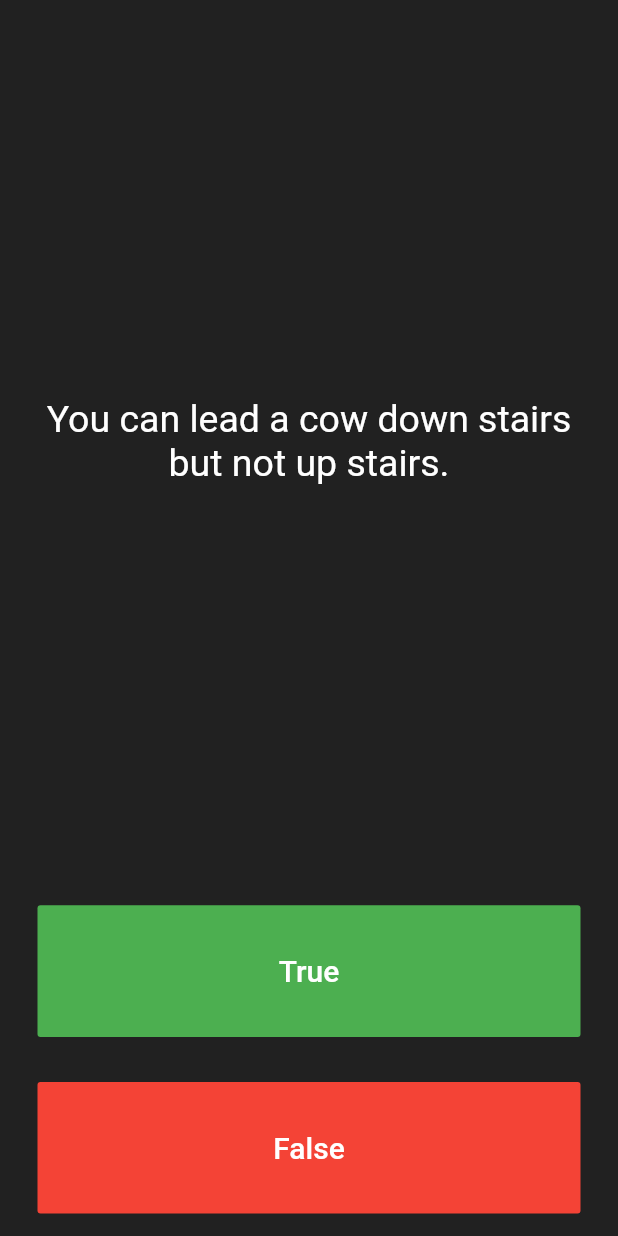
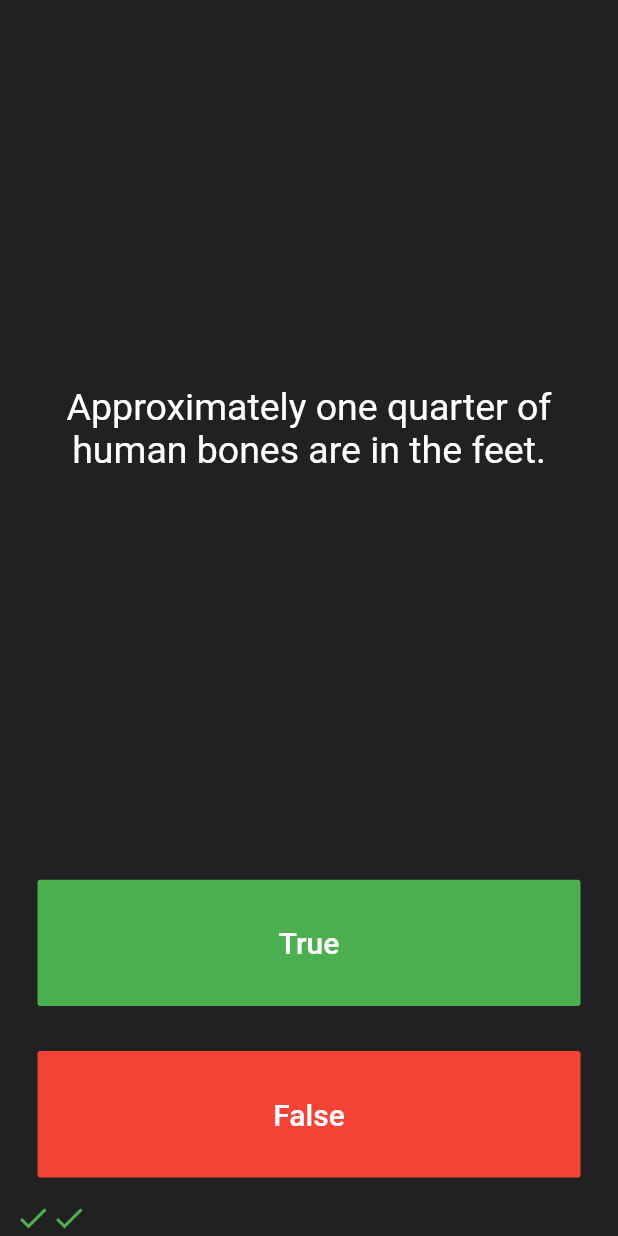
Before and after one commit to Dgryzhkov/quizzler, a Flutter app: the screen it shows after launch, after a tap on "True", after a tap on "False", on a phone screen of 412 x 824 dp. Run offline on Flutter 3.47's test engine with Material 2 defaults, Android fonts, the phone set to English and light mode, and no system bars; our stand-ins replace rflutter_alert.

Commit message:
final app

```diff
--- a/lib/main.dart
+++ b/lib/main.dart
@@ -1,6 +1,8 @@
 import 'package:flutter/material.dart';
-import 'package:quizzler/question.dart';
+import 'package:rflutter_alert/rflutter_alert.dart';
+import 'package:quizzler/quiz_brain.dart';
 
+QuizBrain quizBrain = QuizBrain();
 void main() => runApp(Quizzler());
 
 class Quizzler extends StatelessWidget {
@@ -28,19 +30,45 @@ class QuizPage extends StatefulWidget {
 class _QuizPageState extends State<QuizPage> {
   List<Icon> scoreKeeper = [];
 
-  List<Question> questionBank = [
-    Question(
-      questionText: 'You can lead a cow down stairs but not up stairs.',
-      questionAnswer: false,
-    ),
-    Question(
-        questionText:
-            'pproximately one quarter of human bones are in the feet.',
-        questionAnswer: true),
-    Question(questionText: 'A slug\'s blood is green.', questionAnswer: true),
-  ];
+  void checkAnswer(bool userPickAnswer) {
+    bool correctAnswer = quizBrain.getCorrectAnswer();
 
-  int questionNumber = 0;
+    setState(() {
+      if (quizBrain.isFinished() == true) {
+        Alert(
+          context: context,
+          type: AlertType.success,
+          title: 'Finished',
+          desc: 'You\'ve reached the end of the quiz.',
+          buttons: [
+            DialogButton(
+                child: Text(
+                  'OK',
+                  style: TextStyle(color: Colors.white, fontSize: 20),
+                ),
+                onPressed: ()=> Navigator.pop(context),
+                width:120)
+          ],
+        ).show();
+        quizBrain.reset();
+        scoreKeeper = [];
+      }
+
+      if (userPickAnswer == correctAnswer) {
+        scoreKeeper.add(Icon(
+          Icons.check,
+          color: Colors.green,
+        ));
+      } else {
+        scoreKeeper.add(Icon(
+          Icons.close,
+          color: Colors.red,
+        ));
+      }
+
+      quizBrain.nextQuestion();
+    });
+  }
 
   @override
   Widget build(BuildContext context) {
@@ -54,7 +82,7 @@ class _QuizPageState extends State<QuizPage> {
             padding: EdgeInsets.all(10.0),
             child: Center(
               child: Text(
-                questionBank[questionNumber].questionText,
+                quizBrain.getQuestionText(),
                 textAlign: TextAlign.center,
                 style: TextStyle(
                   fontSize: 25.0,
@@ -78,16 +106,7 @@ class _QuizPageState extends State<QuizPage> {
                 ),
               ),
               onPressed: () {
-                bool correctAnswer = questionBank[questionNumber].questionAnswer;
-                if (correctAnswer == true) {
-                  print('user got right');
-                } else {
-                  print('user got it wrong');
-                }
-
-                setState(() {
-                  questionNumber++;
-                });
+                checkAnswer(true);
                 //The user picked true.
               },
             ),
@@ -106,17 +125,7 @@ class _QuizPageState extends State<QuizPage> {
                 ),
               ),
               onPressed: () {
-                bool correctAnswer = questionBank[questionNumber].questionAnswer;
-                if (correctAnswer == false) {
-                  print('user got right');
-                } else {
-                  print('user got it wrong');
-                }
-
-                //The user picked false.
-                setState(() {
-                  questionNumber--;
-                });
+                checkAnswer(false);
               },
             ),
           ),
@@ -128,9 +137,3 @@ class _QuizPageState extends State<QuizPage> {
     );
   }
 }
-
-/*
-question1: 'You can lead a cow down stairs but not up stairs.', false,
-question2: 'Approximately one quarter of human bones are in the feet.', true,
-question3: 'A slug\'s blood is green.', true,
-*/
--- a/lib/question.dart
+++ b/lib/question.dart
@@ -2,5 +2,5 @@ class Question {
   String questionText;
   bool questionAnswer;
 
-  Question({required this.questionText, required this.questionAnswer});
+  Question( this.questionText, this.questionAnswer);
 }
--- /dev/null
+++ b/lib/quiz_brain.dart
@@ -0,0 +1,60 @@
+import 'package:quizzler/question.dart';
+
+class QuizBrain {
+  int _questionNumber = 0;
+
+  List<Question> _questionBank = [
+    Question('Some cats are actually allergic to humans', true),
+    Question('You can lead a cow down stairs but not up stairs.', false),
+    Question('Approximately one quarter of human bones are in the feet.', true),
+    Question('A slug\'s blood is green.', true),
+    Question('Buzz Aldrin\'s mother\'s maiden name was \"Moon\".', true),
+    Question('It is illegal to pee in the Ocean in Portugal.', true),
+    Question(
+        'No piece of square dry paper can be folded in half more than 7 times.',
+        false),
+    Question(
+        'In London, UK, if you happen to die in the House of Parliament, you are technically entitled to a state funeral, because the building is considered too sacred a place.',
+        true),
+    Question(
+        'The loudest sound produced by any animal is 188 decibels. That animal is the African Elephant.',
+        false),
+    Question(
+        'The total surface area of two human lungs is approximately 70 square metres.',
+        true),
+    Question('Google was originally called \"Backrub\".', true),
+    Question(
+        'Chocolate affects a dog\'s heart and nervous system; a few ounces are enough to kill a small dog.',
+        true),
+    Question(
+        'In West Virginia, USA, if you accidentally hit an animal with your car, you are free to take it home to eat.',
+        true),
+  ];
+
+  void nextQuestion() {
+    if (_questionNumber < _questionBank.length - 1) {
+      _questionNumber++;
+    }
+  }
+
+  String getQuestionText() {
+    return _questionBank[_questionNumber].questionText;
+  }
+
+  bool getCorrectAnswer() {
+    return _questionBank[_questionNumber].questionAnswer;
+  }
+
+  bool isFinished() {
+    if (_questionNumber >= _questionBank.length - 1) {
+      print('Now return true');
+      return true;
+    } else {
+      return false;
+    }
+  }
+
+  void reset() {
+    _questionNumber = 0;
+  }
+}
--- a/pubspec.yaml
+++ b/pubspec.yaml
@@ -34,6 +34,7 @@ dependencies:
   # The following adds the Cupertino Icons font to your application.
   # Use with the CupertinoIcons class for iOS style icons.
   cupertino_icons: ^1.0.2
+  rflutter_alert: ^2.0.4
 
 dev_dependencies:
   flutter_test:
```
Also changed, not shown: pubspec.lock.
